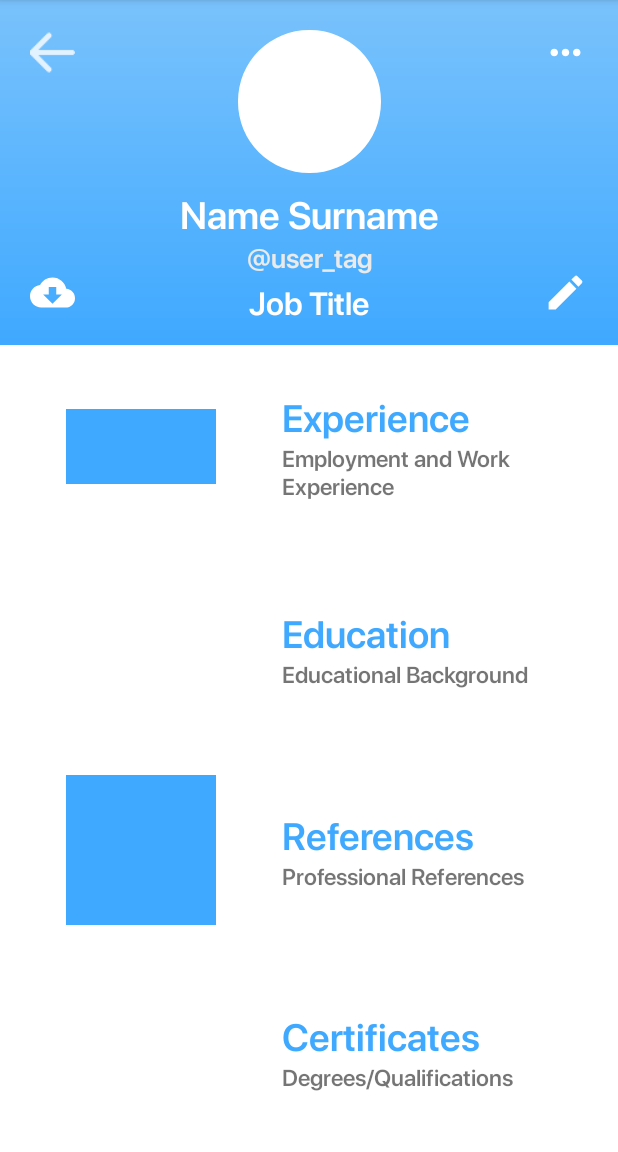
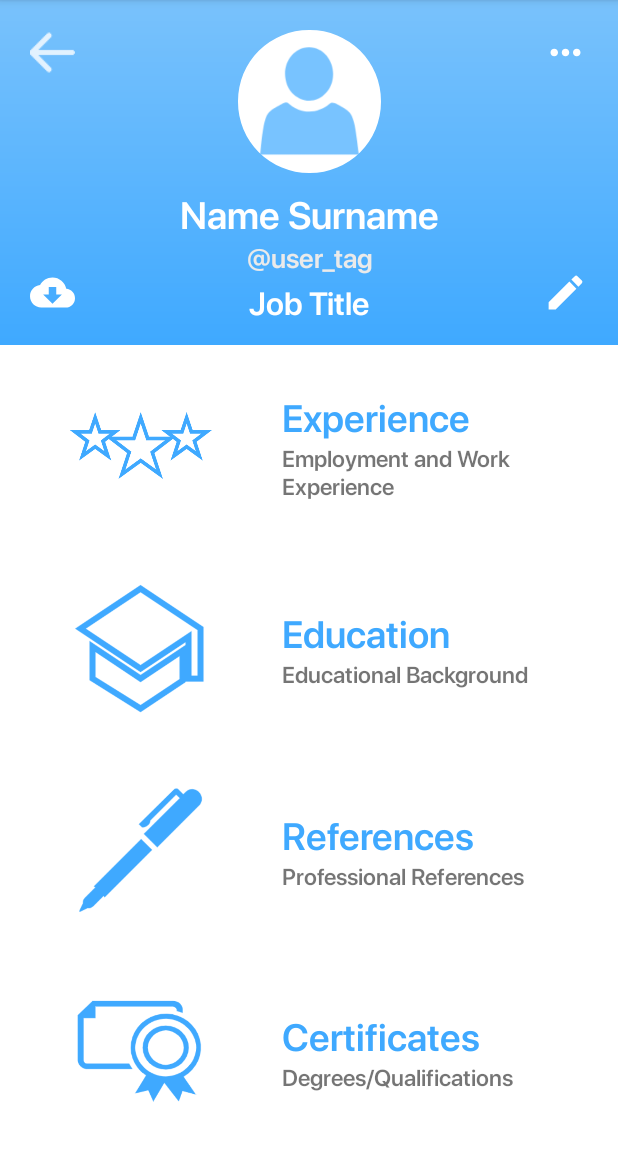
Before and after one commit to MrMatrix2108/CVFresherDEV, an Android app: the DashActivity screen opened directly, with no data from a screen before it, on a phone screen of 412 x 824 dp, the part 84-1236 px from its top. Run offline under Robolectric (Android 15) with nearby library versions, the phone set to English and light mode, and no system bars.

Commit message:
Icon Fix

```diff
--- a/app/src/main/res/layout/activity_dash.xml
+++ b/app/src/main/res/layout/activity_dash.xml
@@ -60,7 +60,7 @@
                 android:layout_gravity="center_horizontal"
                 android:layout_marginTop="20dp"
                 android:background="@color/white"
-                android:src="@drawable/ic_profile_dash"
+                android:src="@drawable/profilepicdefault_drawio"
                 app:shapeAppearanceOverlay="@style/ProfileRound" />
 
             <TextView
@@ -146,7 +146,7 @@
                 android:layout_width="100dp"
                 android:layout_height="match_parent"
                 android:layout_gravity="center"
-                android:src="@drawable/ic_experience_dash" />
+                android:src="@drawable/ic_experience_dash_drawio" />
 
         </LinearLayout>
 
@@ -191,7 +191,7 @@
                 android:layout_width="100dp"
                 android:layout_height="match_parent"
                 android:layout_gravity="center"
-                android:src="@drawable/ic_education_dash" />
+                android:src="@drawable/ic_education_dash_drawio" />
 
         </LinearLayout>
 
@@ -280,7 +280,7 @@
                 android:layout_width="100dp"
                 android:layout_height="match_parent"
                 android:layout_gravity="center"
-                android:src="@drawable/ic_certificates_dash" />
+                android:src="@drawable/ic_certificates_dash_drawio" />
 
         </LinearLayout>
 
--- a/build.gradle
+++ b/build.gradle
@@ -1,6 +1,6 @@
 buildscript {
     dependencies {
-        classpath 'com.google.gms:google-services:4.3.10'
+        classpath 'com.google.gms:google-services:4.3.14'
     }
 }// Top-level build file where you can add configuration options common to all sub-projects/modules.
 plugins {
```
Also changed, not shown: app/src/main/res/layout/activity_experience.xml (+4 -3 lines), app/src/main/res/drawable-mdpi/ic_certificates_dash_drawio.png (renamed from app/src/main/res/drawable-anydpi/ic_certificates_dash.png), app/src/main/res/drawable-mdpi/ic_education_dash_drawio.png (renamed from app/src/main/res/drawable-anydpi/ic_education_dash.png), app/src/main/res/drawable-mdpi/ic_experience_dash_drawio.png (renamed from app/src/main/res/drawable-anydpi/ic_experience_dash.png), app/src/main/res/drawable-mdpi/ic_references_dash.png (renamed from app/src/main/res/drawable-anydpi/ic_references_dash.png), app/src/main/res/drawable-mdpi/profilepicdefault_drawio.png (renamed from app/src/main/res/drawable-anydpi/ic_profile_dash.png).
